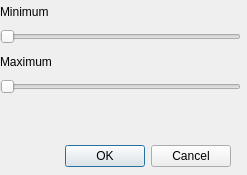
This is src/dialogcontrast.ui in jandernascimento/imageprocessing-umanipulator as Qt 5 draws it before an edit. The edited form follows.
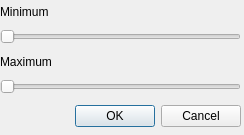
This is the edited form.

Diff of the .ui file:
```diff
--- a/src/dialogcontrast.ui
+++ b/src/dialogcontrast.ui
@@ -6,8 +6,8 @@
    <rect>
     <x>0</x>
     <y>0</y>
-    <width>247</width>
-    <height>175</height>
+    <width>244</width>
+    <height>135</height>
    </rect>
   </property>
   <property name="windowTitle">
@@ -16,8 +16,8 @@
   <widget class="QDialogButtonBox" name="buttonBox">
    <property name="geometry">
     <rect>
-     <x>0</x>
-     <y>140</y>
+     <x>10</x>
+     <y>100</y>
      <width>231</width>
      <height>32</height>
     </rect>
```
Left out of the diff: 11 changed lines with no effect on the pictures.
